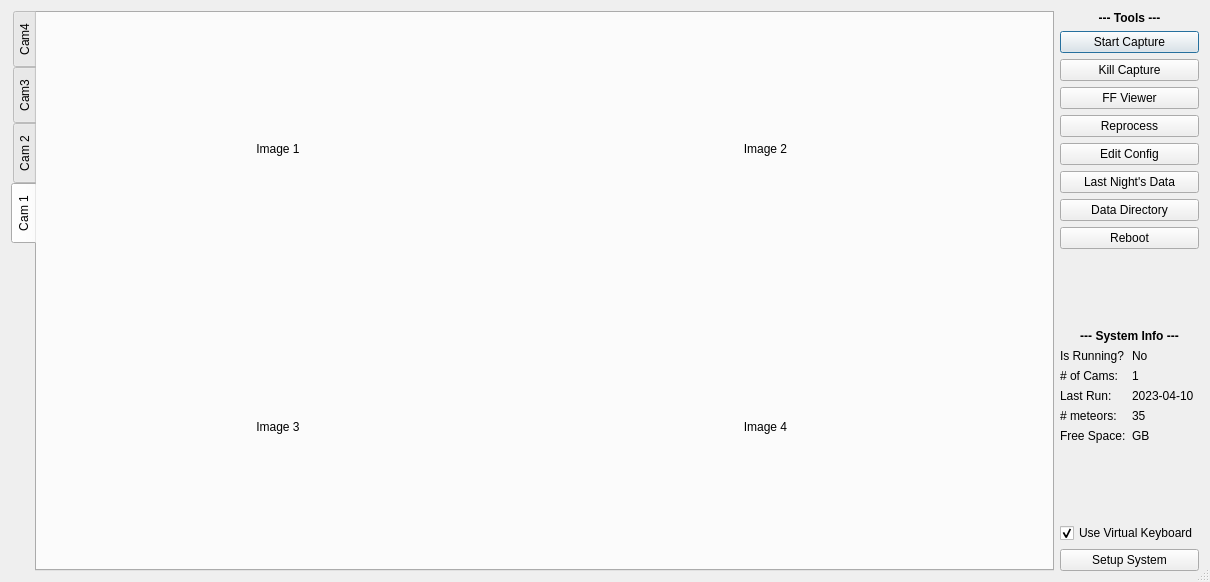
Above: RMSdashboard.ui from mjmazur/RMSdashboard before the change. Below: the same form after it.
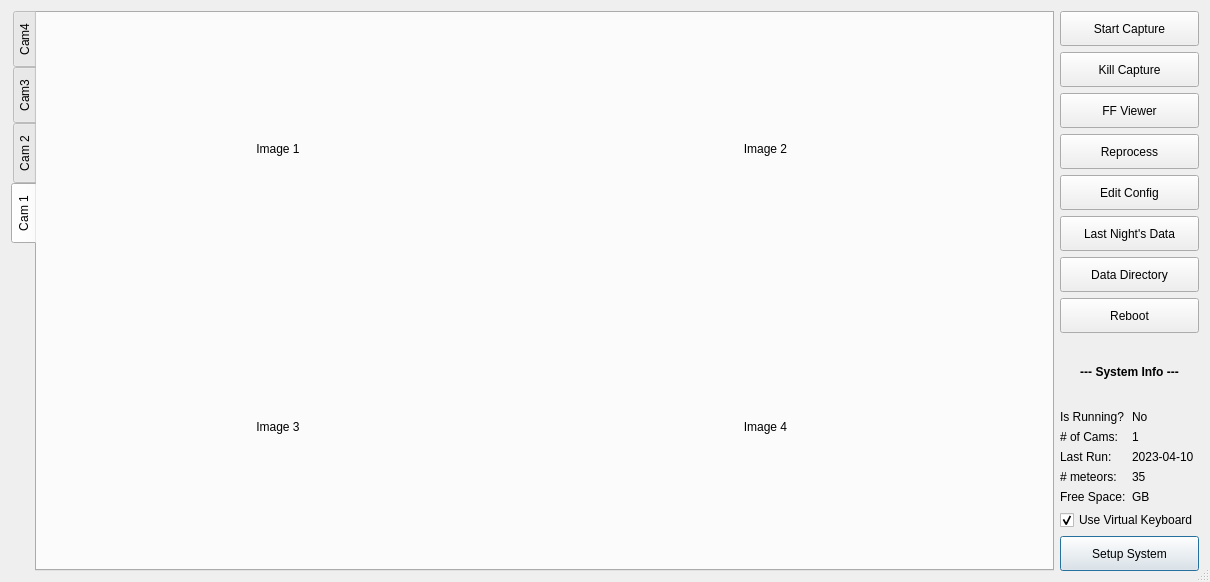
That is the form after the change.

```diff
--- a/RMSdashboard.ui
+++ b/RMSdashboard.ui
@@ -21,98 +21,6 @@
   </property>
   <layout class="QGridLayout" name="gridLayout_3">
    <item row="1" column="1">
-    <spacer name="verticalSpacer">
-     <property name="orientation">
-      <enum>Qt::Vertical</enum>
-     </property>
-     <property name="sizeHint" stdset="0">
-      <size>
-       <width>20</width>
-       <height>40</height>
-      </size>
-     </property>
-    </spacer>
-   </item>
-   <item row="0" column="1">
-    <layout class="QVBoxLayout" name="verticalLayout">
-     <item>
-      <widget class="QLabel" name="label">
-       <property name="font">
-        <font>
-         <weight>75</weight>
-         <bold>true</bold>
-        </font>
-       </property>
-       <property name="text">
-        <string>--- Tools ---</string>
-       </property>
-       <property name="alignment">
-        <set>Qt::AlignCenter</set>
-       </property>
-      </widget>
-     </item>
-     <item>
-      <widget class="QPushButton" name="start_capture_btn">
-       <property name="text">
-        <string>Start Capture</string>
-       </property>
-      </widget>
-     </item>
-     <item>
-      <widget class="QPushButton" name="kill_capture_btn">
-       <property name="text">
-        <string>Kill Capture</string>
-       </property>
-      </widget>
-     </item>
-     <item>
-      <widget class="QPushButton" name="ff_viewer_btn">
-       <property name="text">
-        <string>FF Viewer</string>
-       </property>
-      </widget>
-     </item>
-     <item>
-      <widget class="QPushButton" name="reprocess_btn">
-       <property name="text">
-        <string>Reprocess</string>
-       </property>
-      </widget>
-     </item>
-     <item>
-      <widget class="QPushButton" name="edit_config_btn">
-       <property name="text">
-        <string>Edit Config</string>
-       </property>
-      </widget>
-     </item>
-     <item>
-      <widget class="QPushButton" name="last_night_data_btn">
-       <property name="text">
-        <string>Last Night's Data</string>
-       </property>
-      </widget>
-     </item>
-     <item>
-      <widget class="QPushButton" name="data_dir_btn">
-       <property name="text">
-        <string>Data Directory</string>
-       </property>
-      </widget>
-     </item>
-     <item>
-      <widget class="QPushButton" name="reboot_btn">
-       <property name="text">
-        <string>Reboot</string>
-       </property>
-       <property name="flat">
-        <bool>false</bool>
-       </property>
-      </widget>
-     </item>
-    </layout>
-   </item>
-   <item row="2" column="1">
     <layout class="QVBoxLayout" name="verticalLayout_2">
      <item>
       <widget class="QLabel" name="label_2">
@@ -206,7 +114,34 @@
      </item>
     </layout>
    </item>
-   <item row="0" column="0" rowspan="5">
+   <item row="2" column="1">
+    <layout class="QVBoxLayout" name="verticalLayout_3">
+     <item>
+      <widget class="QCheckBox" name="virtual_keyboard_cbox">
+       <property name="text">
+        <string>Use Virtual Keyboard</string>
+       </property>
+       <property name="checked">
+        <bool>true</bool>
+       </property>
+      </widget>
+     </item>
+     <item>
+      <widget class="QPushButton" name="setup_system_btn">
+       <property name="minimumSize">
+        <size>
+         <width>0</width>
+         <height>35</height>
+        </size>
+       </property>
+       <property name="text">
+        <string>Setup System</string>
+       </property>
+      </widget>
+     </item>
+    </layout>
+   </item>
+   <item row="0" column="0" rowspan="3">
     <widget class="QTabWidget" name="tabWidget">
      <property name="minimumSize">
       <size>
@@ -406,40 +341,117 @@
      </widget>
     </widget>
    </item>
-   <item row="4" column="1">
-    <layout class="QVBoxLayout" name="verticalLayout_3">
+   <item row="0" column="1">
+    <layout class="QVBoxLayout" name="verticalLayout">
      <item>
-      <widget class="QCheckBox" name="virtual_keyboard_cbox">
+      <widget class="QPushButton" name="start_capture_btn">
+       <property name="minimumSize">
+        <size>
+         <width>0</width>
+         <height>35</height>
+        </size>
+       </property>
        <property name="text">
-        <string>Use Virtual Keyboard</string>
+        <string>Start Capture</string>
        </property>
-       <property name="checked">
-        <bool>true</bool>
+      </widget>
+     </item>
+     <item>
+      <widget class="QPushButton" name="kill_capture_btn">
+       <property name="minimumSize">
+        <size>
+         <width>0</width>
+         <height>35</height>
+        </size>
        </property>
+       <property name="text">
+        <string>Kill Capture</string>
+       </property>
       </widget>
      </item>
      <item>
-      <widget class="QPushButton" name="setup_system_btn">
+      <widget class="QPushButton" name="ff_viewer_btn">
+       <property name="minimumSize">
+        <size>
+         <width>0</width>
+         <height>35</height>
+        </size>
+       </property>
        <property name="text">
-        <string>Setup System</string>
+        <string>FF Viewer</string>
+       </property>
+      </widget>
+     </item>
+     <item>
+      <widget class="QPushButton" name="reprocess_btn">
+       <property name="minimumSize">
+        <size>
+         <width>0</width>
+         <height>35</height>
+        </size>
+       </property>
+       <property name="text">
+        <string>Reprocess</string>
+       </property>
+      </widget>
+     </item>
+     <item>
+      <widget class="QPushButton" name="edit_config_btn">
+       <property name="minimumSize">
+        <size>
+         <width>0</width>
+         <height>35</height>
+        </size>
+       </property>
+       <property name="text">
+        <string>Edit Config</string>
+       </property>
+      </widget>
+     </item>
+     <item>
+      <widget class="QPushButton" name="last_night_data_btn">
+       <property name="minimumSize">
+        <size>
+         <width>0</width>
+         <height>35</height>
+        </size>
+       </property>
+       <property name="text">
+        <string>Last Night's Data</string>
+       </property>
+      </widget>
+     </item>
+     <item>
+      <widget class="QPushButton" name="data_dir_btn">
+       <property name="minimumSize">
+        <size>
+         <width>0</width>
+         <height>35</height>
+        </size>
+       </property>
+       <property name="text">
+        <string>Data Directory</string>
+       </property>
+      </widget>
+     </item>
+     <item>
+      <widget class="QPushButton" name="reboot_btn">
+       <property name="minimumSize">
+        <size>
+         <width>0</width>
+         <height>35</height>
+        </size>
+       </property>
+       <property name="text">
+        <string>Reboot</string>
+       </property>
+       <property name="flat">
+        <bool>false</bool>
        </property>
       </widget>
      </item>
     </layout>
    </item>
-   <item row="3" column="1">
-    <spacer name="verticalSpacer_2">
-     <property name="orientation">
-      <enum>Qt::Vertical</enum>
-     </property>
-     <property name="sizeHint" stdset="0">
-      <size>
-       <width>20</width>
-       <height>40</height>
-      </size>
-     </property>
-    </spacer>
-   </item>
   </layout>
  </widget>
  <resources/>
```
